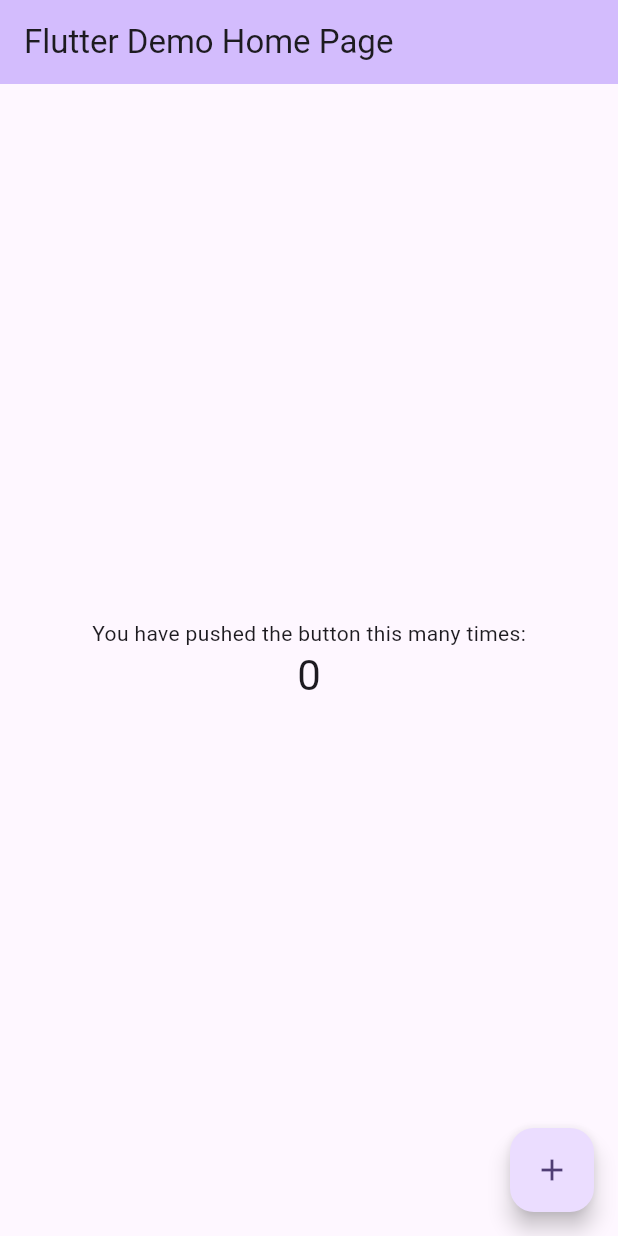
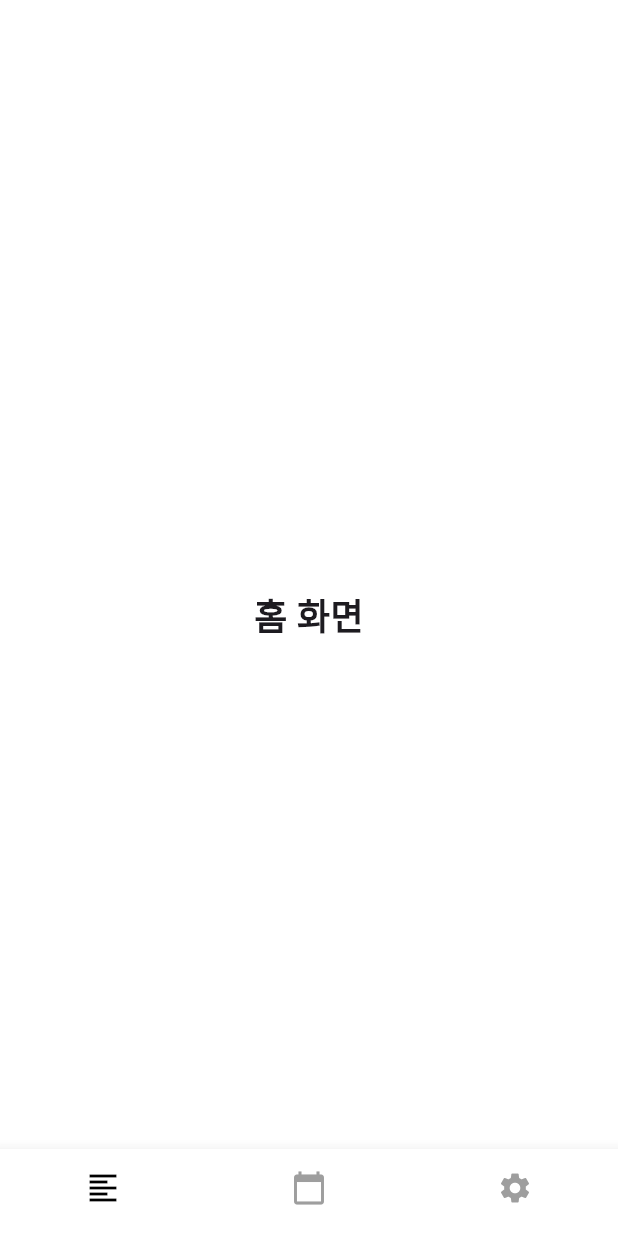
Before and after one commit to rravely/ptm, a Flutter app: the screen it shows after launch, on a phone screen of 412 x 824 dp. Run offline on Flutter 3.47's test engine with Material 3 defaults, Android fonts, the light colour scheme and no system bars.

Commit message:
Add screens and nav bar

```diff
--- a/lib/main.dart
+++ b/lib/main.dart
@@ -1,4 +1,9 @@
 import 'package:flutter/material.dart';
+import 'screens/home/home_screen.dart';
+import 'screens/calendar/calendar_screen.dart';
+import 'screens/settings/settings_screen.dart';
+import 'widgets/bottom_nav_bar.dart';
+import './theme.dart';
 
 void main() {
   runApp(const MyApp());
@@ -7,119 +12,46 @@
 class MyApp extends StatelessWidget {
   const MyApp({super.key});
 
-  // This widget is the root of your application.
   @override
   Widget build(BuildContext context) {
     return MaterialApp(
-      title: 'Flutter Demo',
-      theme: ThemeData(
-        // This is the theme of your application.
-        //
-        // TRY THIS: Try running your application with "flutter run". You'll see
-        // the application has a purple toolbar. Then, without quitting the app,
-        // try changing the seedColor in the colorScheme below to Colors.green
-        // and then invoke "hot reload" (save your changes or press the "hot
-        // reload" button in a Flutter-supported IDE, or press "r" if you used
-        // the command line to start the app).
-        //
-        // Notice that the counter didn't reset back to zero; the application
-        // state is not lost during the reload. To reset the state, use hot
-        // restart instead.
-        //
-        // This works for code too, not just values: Most code changes can be
-        // tested with just a hot reload.
-        colorScheme: ColorScheme.fromSeed(seedColor: Colors.deepPurple),
-        useMaterial3: true,
-      ),
-      home: const MyHomePage(title: 'Flutter Demo Home Page'),
+      debugShowCheckedModeBanner: false,
+      theme: AppTheme.lightTheme,
+      home: const MainScreen(),
     );
   }
 }
 
-class MyHomePage extends StatefulWidget {
-  const MyHomePage({super.key, required this.title});
-
-  // This widget is the home page of your application. It is stateful, meaning
-  // that it has a State object (defined below) that contains fields that affect
-  // how it looks.
-
-  // This class is the configuration for the state. It holds the values (in this
-  // case the title) provided by the parent (in this case the App widget) and
-  // used by the build method of the State. Fields in a Widget subclass are
-  // always marked "final".
-
-  final String title;
+class MainScreen extends StatefulWidget {
+  const MainScreen({super.key});
 
   @override
-  State<MyHomePage> createState() => _MyHomePageState();
+  _MainScreenState createState() => _MainScreenState();
 }
 
-class _MyHomePageState extends State<MyHomePage> {
-  int _counter = 0;
+class _MainScreenState extends State<MainScreen> {
+  int _selectedIndex = 0;
 
-  void _incrementCounter() {
+  final List<Widget> _screens = [
+    const HomeScreen(),
+    const CalendarScreen(),
+    const SettingsScreen(),
+  ];
+
+  void _onItemTapped(int index) {
     setState(() {
-      // This call to setState tells the Flutter framework that something has
-      // changed in this State, which causes it to rerun the build method below
-      // so that the display can reflect the updated values. If we changed
-      // _counter without calling setState(), then the build method would not be
-      // called again, and so nothing would appear to happen.
-      _counter++;
+      _selectedIndex = index;
     });
   }
 
   @override
   Widget build(BuildContext context) {
-    // This method is rerun every time setState is called, for instance as done
-    // by the _incrementCounter method above.
-    //
-    // The Flutter framework has been optimized to make rerunning build methods
-    // fast, so that you can just rebuild anything that needs updating rather
-    // than having to individually change instances of widgets.
     return Scaffold(
-      appBar: AppBar(
-        // TRY THIS: Try changing the color here to a specific color (to
-        // Colors.amber, perhaps?) and trigger a hot reload to see the AppBar
-        // change color while the other colors stay the same.
-        backgroundColor: Theme.of(context).colorScheme.inversePrimary,
-        // Here we take the value from the MyHomePage object that was created by
-        // the App.build method, and use it to set our appbar title.
-        title: Text(widget.title),
+      body: _screens[_selectedIndex],
+      bottomNavigationBar: BottomNavBar(
+        currentIndex: _selectedIndex,
+        onTap: _onItemTapped,
       ),
-      body: Center(
-        // Center is a layout widget. It takes a single child and positions it
-        // in the middle of the parent.
-        child: Column(
-          // Column is also a layout widget. It takes a list of children and
-          // arranges them vertically. By default, it sizes itself to fit its
-          // children horizontally, and tries to be as tall as its parent.
-          //
-          // Column has various properties to control how it sizes itself and
-          // how it positions its children. Here we use mainAxisAlignment to
-          // center the children vertically; the main axis here is the vertical
-          // axis because Columns are vertical (the cross axis would be
-          // horizontal).
-          //
-          // TRY THIS: Invoke "debug painting" (choose the "Toggle Debug Paint"
-          // action in the IDE, or press "p" in the console), to see the
-          // wireframe for each widget.
-          mainAxisAlignment: MainAxisAlignment.center,
-          children: <Widget>[
-            const Text(
-              'You have pushed the button this many times:',
-            ),
-            Text(
-              '$_counter',
-              style: Theme.of(context).textTheme.headlineMedium,
-            ),
-          ],
-        ),
-      ),
-      floatingActionButton: FloatingActionButton(
-        onPressed: _incrementCounter,
-        tooltip: 'Increment',
-        child: const Icon(Icons.add),
-      ), // This trailing comma makes auto-formatting nicer for build methods.
     );
   }
 }
--- /dev/null
+++ b/lib/screens/calendar/calendar_screen.dart
@@ -0,0 +1,21 @@
+import 'package:flutter/material.dart';
+
+class CalendarScreen extends StatelessWidget {
+  const CalendarScreen({super.key});
+
+  @override
+  Widget build(BuildContext context) {
+    return Scaffold(
+      appBar: AppBar(
+        title: const Text(''),
+        centerTitle: true,
+      ),
+      body: const Center(
+        child: Text(
+          '캘린더 화면',
+          style: TextStyle(fontSize: 24, fontWeight: FontWeight.bold),
+        ),
+      ),
+    );
+  }
+}
--- /dev/null
+++ b/lib/screens/home/home_screen.dart
@@ -0,0 +1,21 @@
+import 'package:flutter/material.dart';
+
+class HomeScreen extends StatelessWidget {
+  const HomeScreen({super.key});
+
+  @override
+  Widget build(BuildContext context) {
+    return Scaffold(
+      appBar: AppBar(
+        title: const Text(''),
+        centerTitle: true,
+      ),
+      body: const Center(
+        child: Text(
+          '홈 화면',
+          style: TextStyle(fontSize: 24, fontWeight: FontWeight.bold),
+        ),
+      ),
+    );
+  }
+}
--- /dev/null
+++ b/lib/screens/settings/settings_screen.dart
@@ -0,0 +1,21 @@
+import 'package:flutter/material.dart';
+
+class SettingsScreen extends StatelessWidget {
+  const SettingsScreen({super.key});
+
+  @override
+  Widget build(BuildContext context) {
+    return Scaffold(
+      appBar: AppBar(
+        title: const Text(''),
+        centerTitle: true,
+      ),
+      body: const Center(
+        child: Text(
+          '설정 화면',
+          style: TextStyle(fontSize: 24, fontWeight: FontWeight.bold),
+        ),
+      ),
+    );
+  }
+}
--- /dev/null
+++ b/lib/theme.dart
@@ -0,0 +1,41 @@
+import 'package:flutter/material.dart';
+
+class AppTheme {
+  static ThemeData lightTheme = ThemeData(
+    primaryColor: Colors.grey, // 앱 주요 색상
+    scaffoldBackgroundColor: Colors.white, // 배경 색상
+    appBarTheme: const AppBarTheme(
+      backgroundColor: Colors.white, // 앱바 색상
+      titleTextStyle: TextStyle(
+        color: Colors.black,
+        fontSize: 20,
+        fontWeight: FontWeight.bold,
+      ),
+      iconTheme: IconThemeData(color: Colors.white), // 앱바 아이콘 색상
+    ),
+    bottomNavigationBarTheme: const BottomNavigationBarThemeData(
+      backgroundColor: Colors.white, // 네비게이션 바 배경색
+      selectedItemColor: Colors.black, // 선택된 아이콘 색상
+      unselectedItemColor: Colors.grey, // 선택되지 않은 아이콘 색상
+    ),
+  );
+
+  static ThemeData darkTheme = ThemeData.dark().copyWith(
+    primaryColor: Colors.black, // 앱 주요 색상
+    scaffoldBackgroundColor: Colors.black, // 배경 색상
+    appBarTheme: const AppBarTheme(
+      backgroundColor: Colors.black, // 앱바 색상
+      titleTextStyle: TextStyle(
+        color: Colors.white,
+        fontSize: 20,
+        fontWeight: FontWeight.bold,
+      ),
+      iconTheme: IconThemeData(color: Colors.white), // 앱바 아이콘 색상
+    ),
+    bottomNavigationBarTheme: const BottomNavigationBarThemeData(
+      backgroundColor: Colors.black, // 네비게이션 바 배경색
+      selectedItemColor: Colors.white, // 선택된 아이콘 색상
+      unselectedItemColor: Colors.grey, // 선택되지 않은 아이콘 색상
+    ),
+  );
+}
--- /dev/null
+++ b/lib/widgets/bottom_nav_bar.dart
@@ -0,0 +1,28 @@
+import 'package:flutter/material.dart';
+
+class BottomNavBar extends StatelessWidget {
+  final int currentIndex;
+  final Function(int) onTap;
+
+  const BottomNavBar({
+    super.key,
+    required this.currentIndex,
+    required this.onTap,
+  });
+
+  @override
+  Widget build(BuildContext context) {
+    return BottomNavigationBar(
+      currentIndex: currentIndex,
+      onTap: onTap,
+      showSelectedLabels: false, // 선택된 라벨 숨기기
+      showUnselectedLabels: false, // 선택되지 않은 라벨 숨기기
+      items: const [
+        BottomNavigationBarItem(
+            icon: Icon(Icons.format_align_left), label: '홈'),
+        BottomNavigationBarItem(icon: Icon(Icons.calendar_today), label: '캘린더'),
+        BottomNavigationBarItem(icon: Icon(Icons.settings), label: '설정'),
+      ],
+    );
+  }
+}
```
Also changed, not shown: 1 other file.
